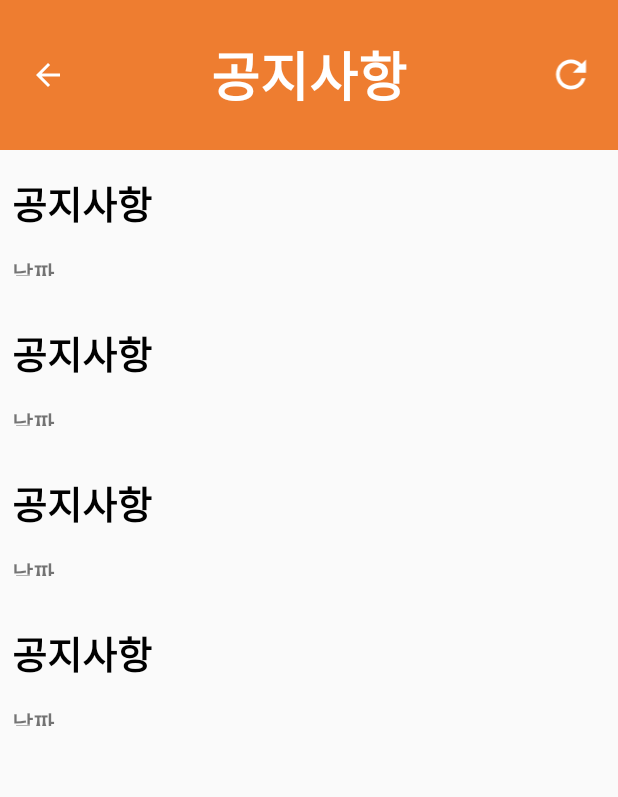
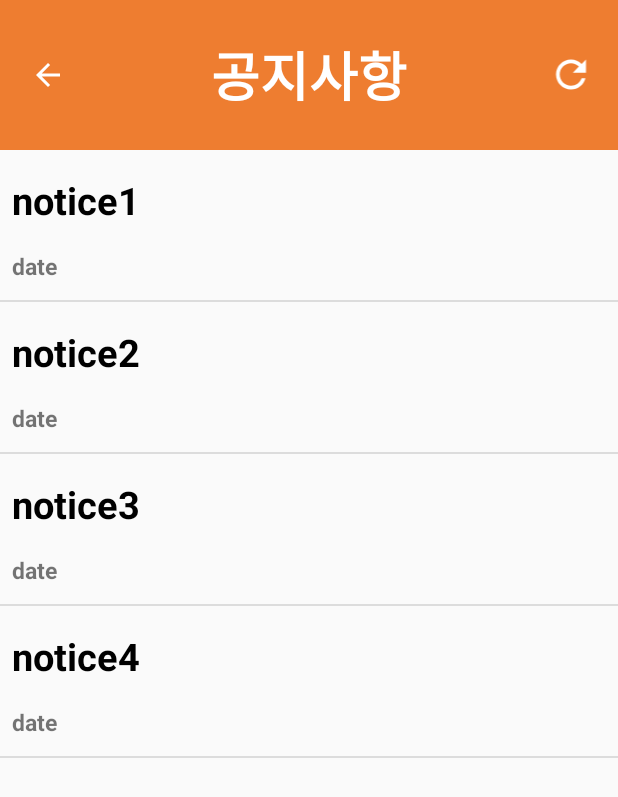
Before and after one commit to kimdonggyu2008/DAETA19, an Android app: the NoticeActivity screen opened directly, with no data from a screen before it, on a phone screen of 412 x 824 dp. Shown: the top 797 px of the screen. Run offline under Robolectric (Android 15) with nearby library versions, the phone set to English and light mode, and no system bars.

Commit message:
공지사항 리스트뷰로 변경

```diff
--- a/app/src/main/java/com/example/daeta19/NoticeActivity.java
+++ b/app/src/main/java/com/example/daeta19/NoticeActivity.java
@@ -5,6 +5,9 @@ import androidx.appcompat.app.AppCompatActivity;
 import android.os.Bundle;
 import android.view.View;
 import android.widget.ImageButton;
+import android.widget.ListView;
+
+import java.util.ArrayList;
 
 public class NoticeActivity extends AppCompatActivity {
 
@@ -14,6 +17,16 @@ public class NoticeActivity extends AppCompatActivity {
     protected void onCreate(Bundle savedInstanceState) {
         super.onCreate(savedInstanceState);
         setContentView(R.layout.activity_notice);
+
+        ArrayList<NoticeClass> data = new ArrayList<>();
+        data.add(new NoticeClass("notice1", "date"));
+        data.add(new NoticeClass("notice2", "date"));
+        data.add(new NoticeClass("notice3", "date"));
+        data.add(new NoticeClass("notice4", "date"));
+        NoticeAdapter adapter = new NoticeAdapter(data);
+
+        ListView listView = findViewById(R.id.list_view);
+        listView.setAdapter(adapter);
 
         // 뒤로가기
         btn_back = (ImageButton) findViewById(R.id.btn_back);
--- /dev/null
+++ b/app/src/main/java/com/example/daeta19/NoticeAdapter.java
@@ -0,0 +1,45 @@
+package com.example.daeta19;
+
+import android.view.LayoutInflater;
+import android.view.View;
+import android.view.ViewGroup;
+import android.widget.BaseAdapter;
+import android.widget.TextView;
+
+import java.util.List;
+
+public class NoticeAdapter extends BaseAdapter {
+    private List<NoticeClass> item;
+
+    public NoticeAdapter(List<NoticeClass> item) {
+        this.item = item;
+    }
+
+    @Override
+    public int getCount() {
+        return item.size();
+    }
+
+    @Override
+    public Object getItem(int position) {
+        return item.get(position);
+    }
+
+    @Override
+    public long getItemId(int position) {
+        return position;
+    }
+
+    @Override
+    public View getView(int position, View convertView, ViewGroup parent) {
+        convertView = LayoutInflater.from(parent.getContext())
+                .inflate(R.layout.item_notice, parent, false);
+        TextView notice_Text = convertView.findViewById(R.id.txt_notice);
+        TextView date_Text = convertView.findViewById(R.id.txt_date);
+        NoticeClass n = item.get(position);
+        notice_Text.setText(n.getNotice());
+        date_Text.setText(n.getDate());
+
+        return convertView;
+    }
+}
--- /dev/null
+++ b/app/src/main/java/com/example/daeta19/NoticeClass.java
@@ -0,0 +1,27 @@
+package com.example.daeta19;
+
+public class NoticeClass {
+    private String notice;
+    private String date;
+
+    public NoticeClass(String notice, String date) {
+        this.notice = notice;
+        this.date = date;
+    }
+
+    public String getNotice() {
+        return notice;
+    }
+
+    public void setNotice(String notice) {
+        this.notice = notice;
+    }
+
+    public String getDate() {
+        return date;
+    }
+
+    public void setDate(String date) {
+        this.date = date;
+    }
+}
--- a/app/src/main/res/layout/activity_notice.xml
+++ b/app/src/main/res/layout/activity_notice.xml
@@ -47,128 +47,9 @@
             android:src="@drawable/ic_refresh_white_24dp"/>
     </LinearLayout>
 
-    <LinearLayout
+    <ListView
+        android:id="@+id/list_view"
         android:layout_width="match_parent"
-        android:layout_height="100dp"
-        android:orientation="vertical">
-
-        <TextView
-            android:layout_width="match_parent"
-            android:layout_height="wrap_content"
-            android:layout_gravity="bottom"
-            android:gravity="center|left"
-            android:paddingLeft="8dp"
-            android:paddingTop="16dp"
-            android:paddingBottom="16dp"
-            android:text="공지사항"
-            android:textColor="#000000"
-            android:textSize="25sp"
-            android:textStyle="bold"/>
-
-        <TextView
-            android:layout_width="match_parent"
-            android:layout_height="wrap_content"
-            android:layout_gravity="top"
-            android:gravity="center|left"
-            android:paddingLeft="8dp"
-            android:paddingBottom="16dp"
-            android:text="날짜"
-            android:textSize="15sp"
-            android:textStyle="bold"/>
-
-    </LinearLayout>
-
-    <LinearLayout
-        android:layout_width="match_parent"
-        android:layout_height="100dp"
-        android:orientation="vertical">
-
-        <TextView
-            android:layout_width="match_parent"
-            android:layout_height="wrap_content"
-            android:layout_gravity="bottom"
-            android:gravity="center|left"
-            android:paddingLeft="8dp"
-            android:paddingTop="16dp"
-            android:paddingBottom="16dp"
-            android:text="공지사항"
-            android:textColor="#000000"
-            android:textSize="25sp"
-            android:textStyle="bold"/>
-
-        <TextView
-            android:layout_width="match_parent"
-            android:layout_height="wrap_content"
-            android:layout_gravity="top"
-            android:gravity="center|left"
-            android:paddingLeft="8dp"
-            android:paddingBottom="16dp"
-            android:text="날짜"
-            android:textSize="15sp"
-            android:textStyle="bold"/>
-
-    </LinearLayout>
-
-    <LinearLayout
-        android:layout_width="match_parent"
-        android:layout_height="100dp"
-        android:orientation="vertical">
-
-        <TextView
-            android:layout_width="match_parent"
-            android:layout_height="wrap_content"
-            android:layout_gravity="bottom"
-            android:gravity="center|left"
-            android:paddingLeft="8dp"
-            android:paddingTop="16dp"
-            android:paddingBottom="16dp"
-            android:text="공지사항"
-            android:textColor="#000000"
-            android:textSize="25sp"
-            android:textStyle="bold"/>
-
-        <TextView
-            android:layout_width="match_parent"
-            android:layout_height="wrap_content"
-            android:layout_gravity="top"
-            android:gravity="center|left"
-            android:paddingLeft="8dp"
-            android:paddingBottom="16dp"
-            android:text="날짜"
-            android:textSize="15sp"
-            android:textStyle="bold"/>
-
-    </LinearLayout>
-
-    <LinearLayout
-        android:layout_width="match_parent"
-        android:layout_height="100dp"
-        android:orientation="vertical">
-
-        <TextView
-            android:layout_width="match_parent"
-            android:layout_height="wrap_content"
-            android:layout_gravity="bottom"
-            android:gravity="center|left"
-            android:paddingLeft="8dp"
-            android:paddingTop="16dp"
-            android:paddingBottom="16dp"
-            android:text="공지사항"
-            android:textColor="#000000"
-            android:textSize="25sp"
-            android:textStyle="bold"/>
-
-        <TextView
-            android:layout_width="match_parent"
-            android:layout_height="wrap_content"
-            android:layout_gravity="top"
-            android:gravity="center|left"
-            android:paddingLeft="8dp"
-            android:paddingBottom="16dp"
-            android:text="날짜"
-            android:textSize="15sp"
-            android:textStyle="bold"/>
-
-    </LinearLayout>
+        android:layout_height="match_parent"/>
 
 </LinearLayout>
--- /dev/null
+++ b/app/src/main/res/layout/item_notice.xml
@@ -0,0 +1,44 @@
+<?xml version="1.0" encoding="utf-8"?>
+<LinearLayout xmlns:android="http://schemas.android.com/apk/res/android"
+    android:orientation="vertical" android:layout_width="match_parent"
+    android:layout_height="match_parent">
+
+    <LinearLayout android:layout_width="match_parent"
+        android:layout_height="100dp"
+        android:orientation="vertical"
+
+        xmlns:android="http://schemas.android.com/apk/res/android">
+
+
+        <TextView
+            android:id="@+id/txt_notice"
+            android:layout_width="match_parent"
+            android:layout_height="wrap_content"
+            android:text="공지사항"
+            android:textStyle="bold"
+            android:textSize="25sp"
+            android:paddingTop="16dp"
+            android:paddingBottom="16dp"
+            android:textColor="#000000"
+            android:layout_gravity="bottom"
+            android:gravity="center|left"
+            android:paddingLeft="8dp"
+            >
+        </TextView>
+        <TextView
+            android:id="@+id/txt_date"
+            android:layout_width="match_parent"
+            android:layout_height="wrap_content"
+            android:text="날짜"
+            android:textStyle="bold"
+            android:textSize="15sp"
+            android:paddingBottom="16dp"
+            android:layout_gravity="top"
+            android:gravity="center|left"
+            android:paddingLeft="8dp"
+            >
+        </TextView>
+
+    </LinearLayout>
+
+</LinearLayout>
```
